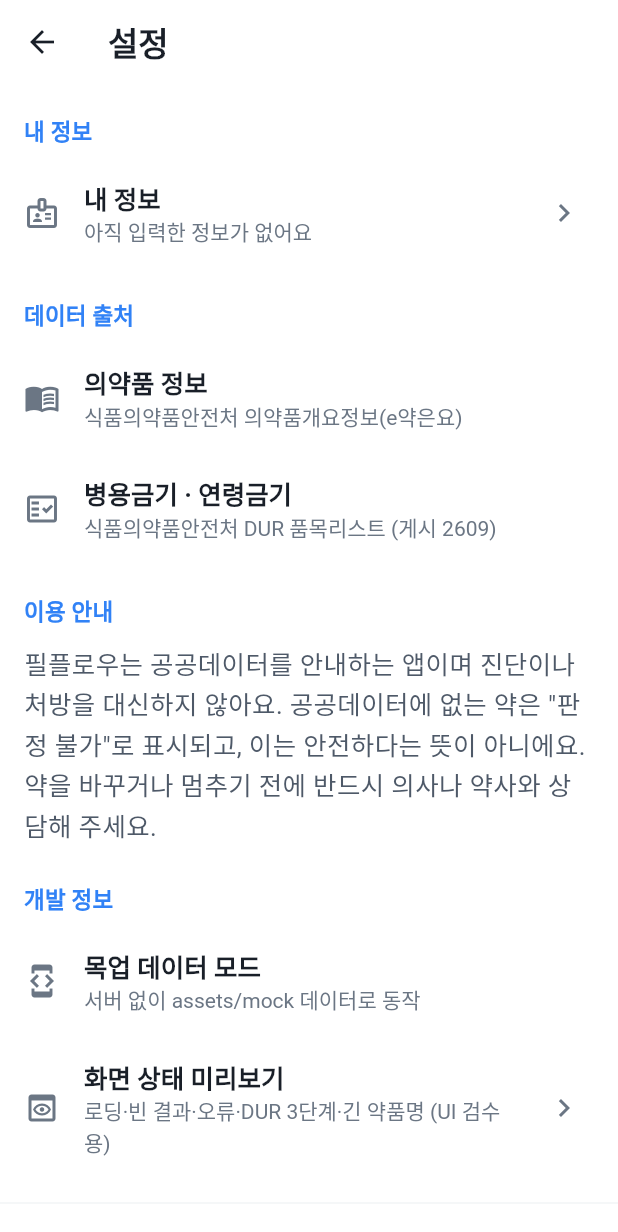
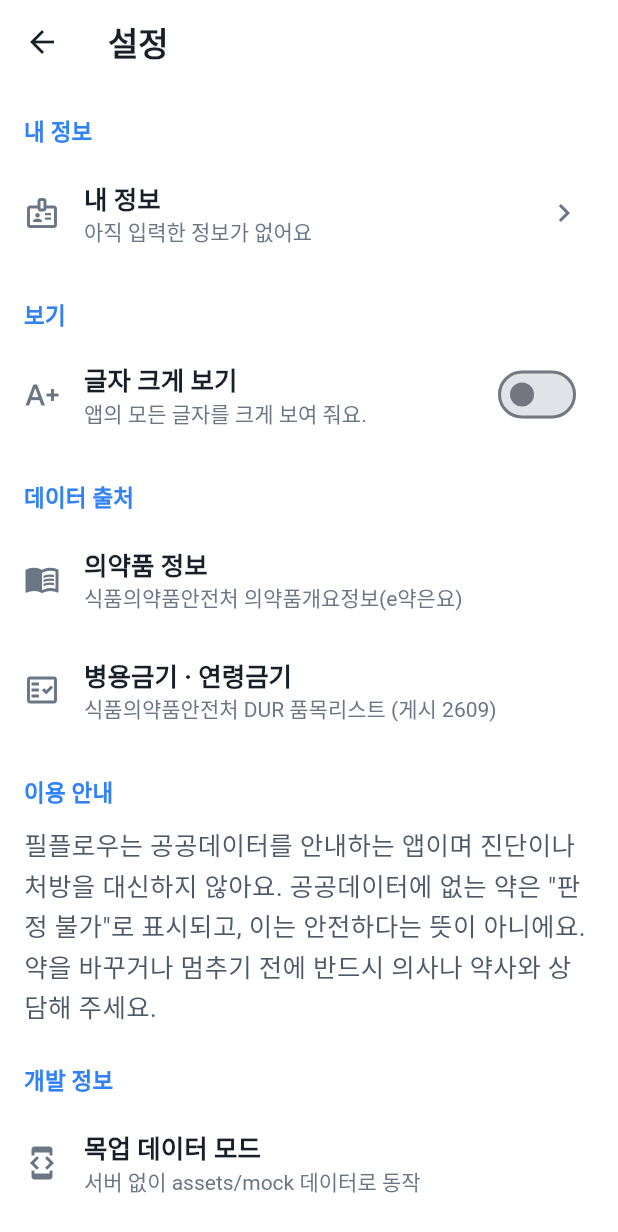
Before and after one commit to JJongee/pillflow-app, a Flutter app: the screen it shows after launch, after a tap on "로그인", after a tap on the "settings" icon, on a phone screen of 412 x 824 dp. Shown: the top 1232 px of the screen. Run offline on Flutter 3.47's test engine with Material 3 defaults, Android fonts, the phone set to English and light mode, and no system bars; our stand-ins replace dio, flutter_riverpod, shared_preferences, speech_to_text.

Commit message:
글자 크게 보기 추가

```diff
--- a/lib/app.dart
+++ b/lib/app.dart
@@ -5,23 +5,35 @@ import 'core/config.dart';
 import 'core/nav.dart';
 import 'core/theme.dart';
 import 'data/providers.dart';
+import 'data/text_size.dart';
 import 'screens/intake_screen.dart';
 import 'screens/login_screen.dart';
 import 'screens/my_drugs_screen.dart';
 import 'screens/schedule_screen.dart';
 import 'screens/search_screen.dart';
 
-class PillFlowApp extends StatelessWidget {
+class PillFlowApp extends ConsumerWidget {
   const PillFlowApp({super.key});
 
   @override
-  Widget build(BuildContext context) => MaterialApp(
+  Widget build(BuildContext context, WidgetRef ref) {
+    final large = ref.watch(largeTextProvider);
+    return MaterialApp(
       title: '필플로우',
       navigatorKey: navigatorKey,
       debugShowCheckedModeBanner: false,
       theme: buildTheme(),
+      // 글자 크게 보기: 모든 화면의 글자 배율을 한 곳에서 바꿈
+      builder: (context, child) {
+        final mq = MediaQuery.of(context);
+        return MediaQuery(
+          data: mq.copyWith(textScaler: appTextScaler(mq.textScaler, large)),
+          child: child!,
+        );
+      },
       home: const AuthGate(),
     );
+  }
 }
 
 /// 로그인 전이면 로그인 화면, 로그인 후면 홈
--- /dev/null
+++ b/lib/data/text_size.dart
@@ -0,0 +1,40 @@
+import 'package:flutter/widgets.dart';
+import 'package:flutter_riverpod/flutter_riverpod.dart';
+import 'package:shared_preferences/shared_preferences.dart';
+
+/// 글자 크게 보기 (교수님 면담 피드백 10/21: 고령자 가독성)
+/// 켜면 앱 전체 글자를 1.3배로 키움. 폰에 저장해서 앱을 다시 켜도 유지.
+const largeTextFactor = 1.3;
+const _prefKey = 'large_text';
+
+class LargeTextNotifier extends StateNotifier<bool> {
+  LargeTextNotifier() : super(false) {
+    load();
+  }
+
+  Future<void> load() async {
+    try {
+      final p = await SharedPreferences.getInstance();
+      if (mounted) state = p.getBool(_prefKey) ?? false;
+    } catch (_) {
+      // 저장소를 못 읽어도 기본 크기로 동작
+    }
+  }
+
+  Future<void> set(bool on) async {
+    state = on;
+    try {
+      final p = await SharedPreferences.getInstance();
+      await p.setBool(_prefKey, on);
+    } catch (_) {}
+  }
+}
+
+final largeTextProvider = StateNotifierProvider<LargeTextNotifier, bool>((ref) => LargeTextNotifier());
+
+/// 휴대폰 자체 글자 크기 설정 위에 1.3배를 더함. 너무 커져 화면이 깨지지 않게 최대 2배.
+TextScaler appTextScaler(TextScaler system, bool large) {
+  if (!large) return system;
+  final base = system.scale(1);
+  return TextScaler.linear((base * largeTextFactor).clamp(1.0, 2.0));
+}
--- a/lib/screens/settings_screen.dart
+++ b/lib/screens/settings_screen.dart
@@ -3,11 +3,12 @@ import 'package:flutter_riverpod/flutter_riverpod.dart';
 
 import '../core/config.dart';
 import '../data/providers.dart';
+import '../data/text_size.dart';
 import '../models/models.dart';
 import 'my_info_screen.dart';
 import 'state_preview_screen.dart';
 
-/// 설정: 태어난 해 · 데이터 출처 · 이용 안내 · 실행 모드 · 로그아웃
+/// 설정: 내 정보 · 글자 크게 보기 · 데이터 출처 · 이용 안내 · 실행 모드 · 로그아웃
 class SettingsScreen extends ConsumerWidget {
   const SettingsScreen({super.key});
 
@@ -49,6 +50,14 @@ class SettingsScreen extends ConsumerWidget {
           subtitle: Text(_summary(profile)),
           trailing: const Icon(Icons.chevron_right),
           onTap: () => Navigator.of(context).push(MaterialPageRoute(builder: (_) => const MyInfoScreen())),
+        ),
+        header('보기'),
+        SwitchListTile(
+          secondary: const Icon(Icons.text_increase),
+          title: const Text('글자 크게 보기'),
+          subtitle: const Text('앱의 모든 글자를 크게 보여 줘요.'),
+          value: ref.watch(largeTextProvider),
+          onChanged: (v) => ref.read(largeTextProvider.notifier).set(v),
         ),
         header('데이터 출처'),
         const ListTile(
--- a/pubspec.yaml
+++ b/pubspec.yaml
@@ -12,6 +12,7 @@ dependencies:
   flutter_riverpod: ^2.6.1
   dio: ^5.7.0
   speech_to_text: ^7.5.0
+  shared_preferences: ^2.5.6
 
 dev_dependencies:
   flutter_test:
```
Also changed, not shown: lib/screens/intake_screen.dart (line endings or trailing spaces), pubspec.lock, 2 other files. Lines whose indentation alone changed are shown as unchanged.
